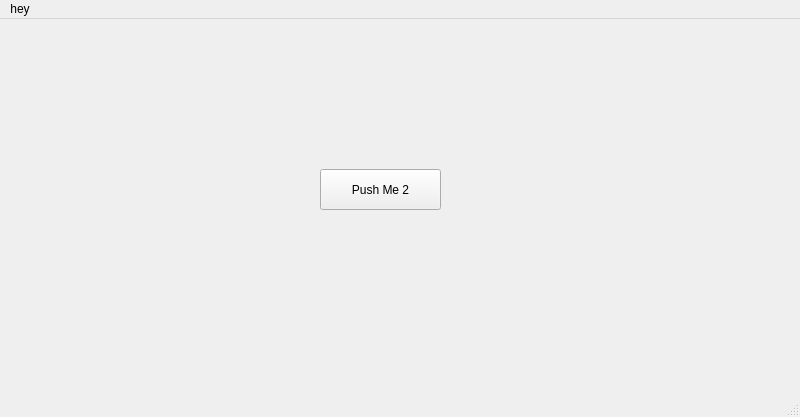
The window that ui/mainwindow.ui (ertugrulklkn/pyqt-example) describes before a commit, drawn with Qt 5.
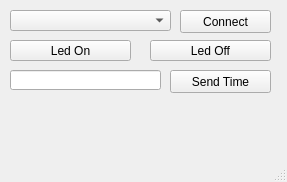
The same window after the commit.

Diff of the .ui file:
```diff
--- a/ui/mainwindow.ui
+++ b/ui/mainwindow.ui
@@ -6,25 +6,125 @@
    <rect>
     <x>0</x>
     <y>0</y>
-    <width>800</width>
-    <height>417</height>
+    <width>287</width>
+    <height>182</height>
    </rect>
   </property>
   <property name="windowTitle">
    <string>Form</string>
   </property>
   <widget class="QWidget" name="centralwidget">
-   <widget class="QPushButton" name="Button1">
+   <widget class="QComboBox" name="selectComPortComboBox">
     <property name="geometry">
      <rect>
-      <x>320</x>
-      <y>150</y>
+      <x>10</x>
+      <y>10</y>
+      <width>161</width>
+      <height>21</height>
+     </rect>
+    </property>
+    <property name="currentText">
+     <string/>
+    </property>
+   </widget>
+   <widget class="QPushButton" name="ComConnectButton">
+    <property name="geometry">
+     <rect>
+      <x>180</x>
+      <y>10</y>
+      <width>91</width>
+      <height>23</height>
+     </rect>
+    </property>
+    <property name="text">
+     <string>Connect</string>
+    </property>
+   </widget>
+   <widget class="QPushButton" name="ledButtonOn">
+    <property name="geometry">
+     <rect>
+      <x>10</x>
+      <y>40</y>
       <width>121</width>
-      <height>41</height>
+      <height>21</height>
      </rect>
     </property>
     <property name="text">
-     <string>Push Me 2</string>
+     <string>Led On</string>
+    </property>
+   </widget>
+   <widget class="QPushButton" name="ledButtonOff">
+    <property name="geometry">
+     <rect>
+      <x>150</x>
+      <y>40</y>
+      <width>121</width>
+      <height>21</height>
+     </rect>
+    </property>
+    <property name="text">
+     <string>Led Off</string>
+    </property>
+   </widget>
+   <widget class="QPushButton" name="sendTimeButton">
+    <property name="geometry">
+     <rect>
+      <x>170</x>
+      <y>70</y>
+      <width>101</width>
+      <height>23</height>
+     </rect>
+    </property>
+    <property name="text">
+     <string>Send Time</string>
+    </property>
+   </widget>
+   <widget class="QLineEdit" name="msInput">
+    <property name="geometry">
+     <rect>
+      <x>10</x>
+      <y>70</y>
+      <width>151</width>
+      <height>20</height>
+     </rect>
+    </property>
+    <property name="inputMethodHints">
+     <set>Qt::ImhDigitsOnly</set>
+    </property>
+    <property name="maxLength">
+     <number>10</number>
+    </property>
+   </widget>
+   <widget class="QLabel" name="ledStatusTextLabel">
+    <property name="geometry">
+     <rect>
+      <x>10</x>
+      <y>110</y>
+      <width>131</width>
+      <height>21</height>
+     </rect>
+    </property>
+    <property name="focusPolicy">
+     <enum>Qt::NoFocus</enum>
+    </property>
+    <property name="toolTipDuration">
+     <number>0</number>
+    </property>
+    <property name="text">
+     <string/>
+    </property>
+   </widget>
+   <widget class="QLabel" name="timerStatusTextLabel">
+    <property name="geometry">
+     <rect>
+      <x>156</x>
+      <y>110</y>
+      <width>111</width>
+      <height>21</height>
+     </rect>
+    </property>
+    <property name="text">
+     <string/>
     </property>
    </widget>
   </widget>
@@ -33,16 +133,10 @@
     <rect>
      <x>0</x>
      <y>0</y>
-     <width>800</width>
+     <width>287</width>
      <height>21</height>
     </rect>
    </property>
-   <widget class="QMenu" name="menuhey">
-    <property name="title">
-     <string>hey</string>
-    </property>
-   </widget>
-   <addaction name="menuhey"/>
   </widget>
   <widget class="QStatusBar" name="statusbar"/>
  </widget>
```
